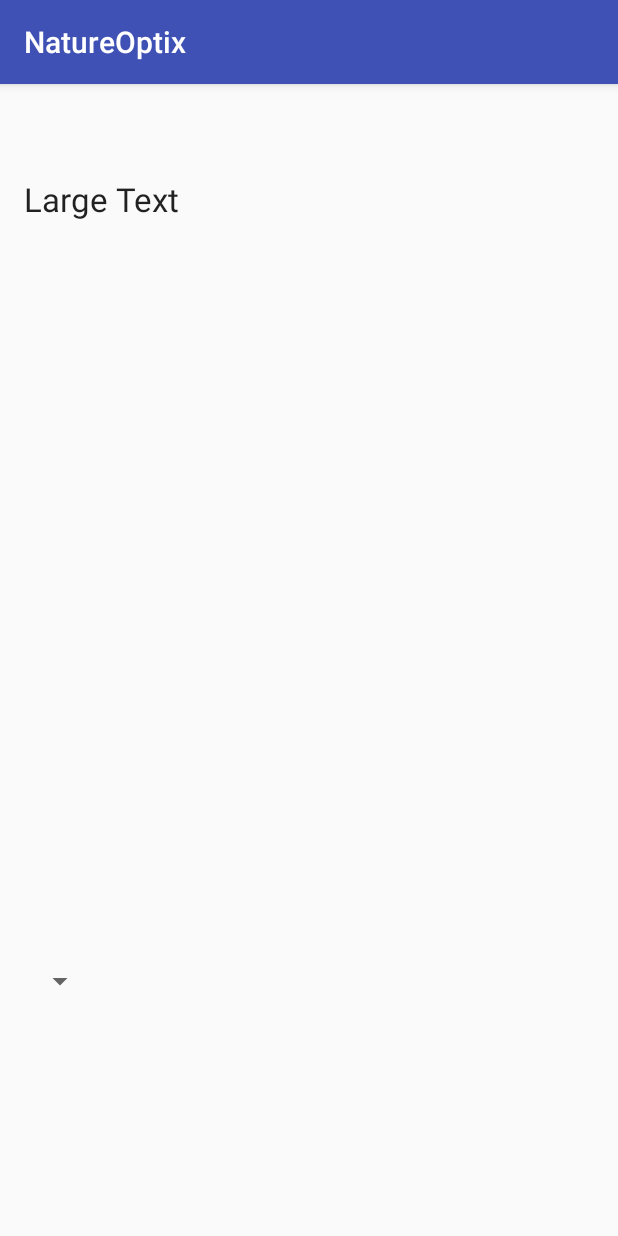
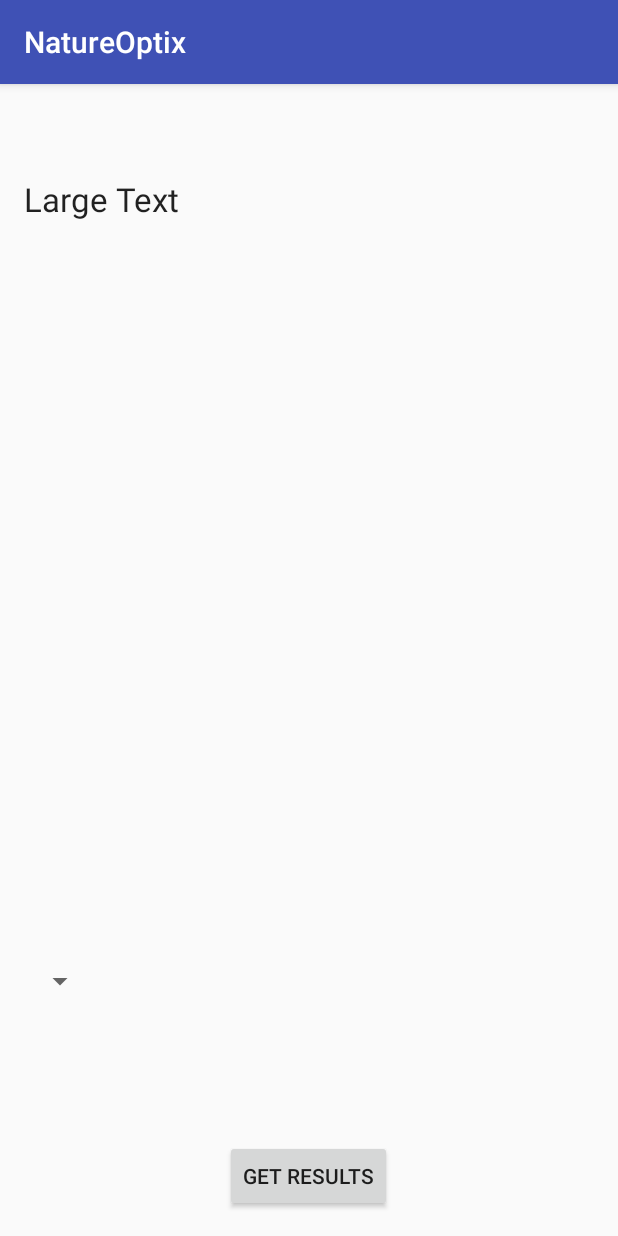
Before and after one commit to KevinHardy-Cooper/SFWRENG3A04, an Android app: the QuestionsActivity screen opened directly, with no data from a screen before it, on a phone screen of 412 x 824 dp. Run offline under Robolectric (Android 15) with nearby library versions, the phone set to English and light mode, and no system bars.

Commit message:
Created basic UIs for the main menu, questions activity and displaying results

```diff
--- a/NatureOptix/app/src/main/AndroidManifest.xml
+++ b/NatureOptix/app/src/main/AndroidManifest.xml
@@ -20,7 +20,8 @@
                 <category android:name="android.intent.category.LAUNCHER" />
             </intent-filter>
         </activity>
-        <activity android:name=".QuestionsActivity"></activity>
+        <activity android:name=".QuestionsActivity" />
+        <activity android:name=".ResultsActivity"></activity>
     </application>
 
 </manifest>
--- a/NatureOptix/app/src/main/res/layout/activity_main.xml
+++ b/NatureOptix/app/src/main/res/layout/activity_main.xml
@@ -17,7 +17,8 @@
         android:layout_marginTop="84dp"
         android:layout_alignParentTop="true"
         android:layout_alignLeft="@+id/button2"
-        android:layout_alignStart="@+id/button2" />
+        android:layout_alignStart="@+id/button2"
+        android:onClick="askQuestions" />
     <Button
         android:layout_width="wrap_content"
         android:layout_height="wrap_content"
@@ -32,6 +33,7 @@
         android:layout_alignParentBottom="true"
         android:layout_alignLeft="@+id/button2"
         android:layout_alignStart="@+id/button2"
-        android:layout_marginBottom="79dp" />
+        android:layout_marginBottom="79dp"
+        />
 
 </RelativeLayout>
--- a/NatureOptix/app/src/main/res/layout/activity_questions.xml
+++ b/NatureOptix/app/src/main/res/layout/activity_questions.xml
@@ -30,4 +30,14 @@
         android:layout_alignParentStart="true"
         android:layout_marginTop="46dp"
         android:layout_height="wrap_content" />
+
+    <Button
+        style="?android:attr/buttonStyleSmall"
+        android:layout_width="wrap_content"
+        android:layout_height="wrap_content"
+        android:text="@string/results_Button"
+        android:id="@+id/button3"
+        android:layout_alignParentBottom="true"
+        android:layout_centerHorizontal="true"
+        android:onClick="getResults"/>
 </RelativeLayout>
--- a/NatureOptix/app/src/main/res/values/strings.xml
+++ b/NatureOptix/app/src/main/res/values/strings.xml
@@ -8,5 +8,6 @@
     <string name='experts_Button'>Go to Experts</string>
     <string name="camera_Button">Go to Camera</string>
     <string name="picStor_Button">View Pictures</string>
+    <string name="results_Button">Get Results</string>
 
 </resources>
```
Also changed, not shown: NatureOptix/app/src/main/java/com/example/mario/natureoptix/MainActivity.java (+8 -0 lines), NatureOptix/app/src/main/java/com/example/mario/natureoptix/QuestionsActivity.java (+7 -0 lines), NatureOptix/app/src/main/java/com/example/mario/natureoptix/ResultsActivity.java (added, +13 -0 lines), NatureOptix/app/src/main/res/layout/activity_results.xml (added, +12 -0 lines).
